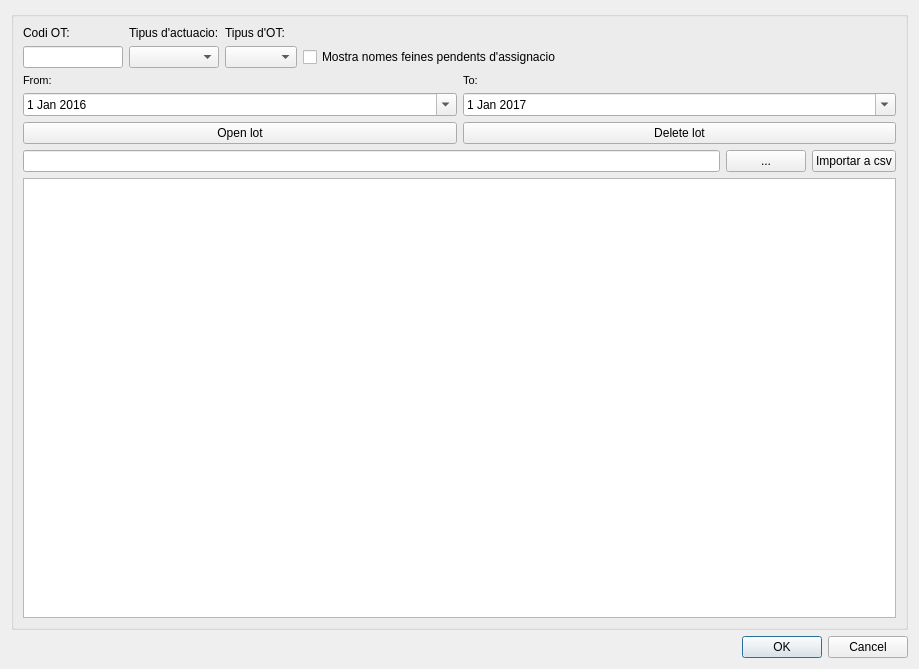
Above: ui/lot_management.ui from Giswater/giswater_qgis_plugin before the change. Below: the same form after it.
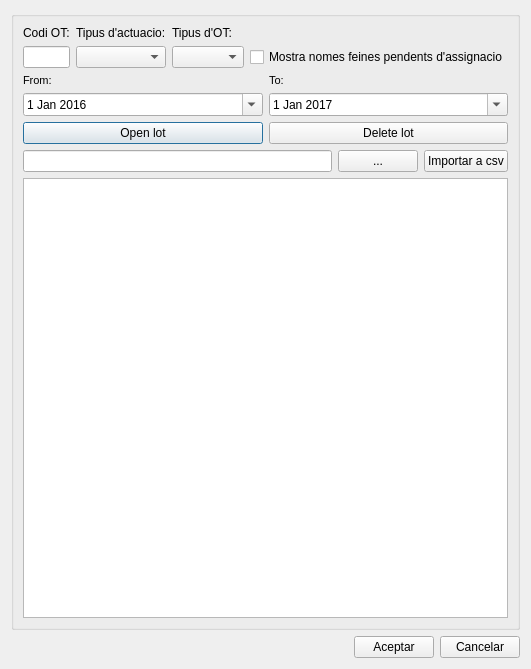
That is the form after the change.

Commit message: changed the method of opening/closse dialog

Diff of the .ui file:
```diff
--- a/ui/lot_management.ui
+++ b/ui/lot_management.ui
@@ -6,7 +6,7 @@
    <rect>
     <x>0</x>
     <y>0</y>
-    <width>919</width>
+    <width>497</width>
     <height>669</height>
    </rect>
   </property>
@@ -228,11 +228,35 @@
     </widget>
    </item>
    <item>
-    <widget class="QDialogButtonBox" name="btn_box">
-     <property name="standardButtons">
-      <set>QDialogButtonBox::Cancel|QDialogButtonBox::Ok</set>
-     </property>
-    </widget>
+    <layout class="QHBoxLayout" name="horizontalLayout_4">
+     <item>
+      <spacer name="horizontalSpacer_2">
+       <property name="orientation">
+        <enum>Qt::Horizontal</enum>
+       </property>
+       <property name="sizeHint" stdset="0">
+        <size>
+         <width>40</width>
+         <height>20</height>
+        </size>
+       </property>
+      </spacer>
+     </item>
+     <item>
+      <widget class="QPushButton" name="btn_accept">
+       <property name="text">
+        <string>Aceptar</string>
+       </property>
+      </widget>
+     </item>
+     <item>
+      <widget class="QPushButton" name="btn_cancel">
+       <property name="text">
+        <string>Cancelar</string>
+       </property>
+      </widget>
+     </item>
+    </layout>
    </item>
   </layout>
  </widget>
```
Left out of the diff: 36 changed lines with no effect on the pictures. The commit also changes 1 other file.
